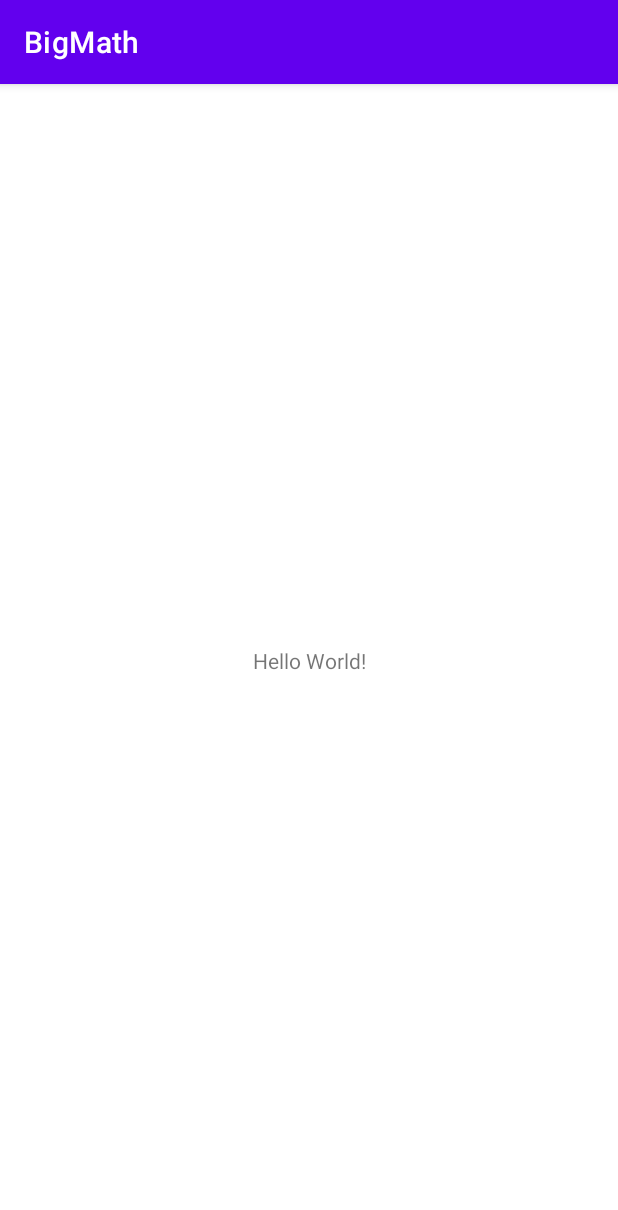
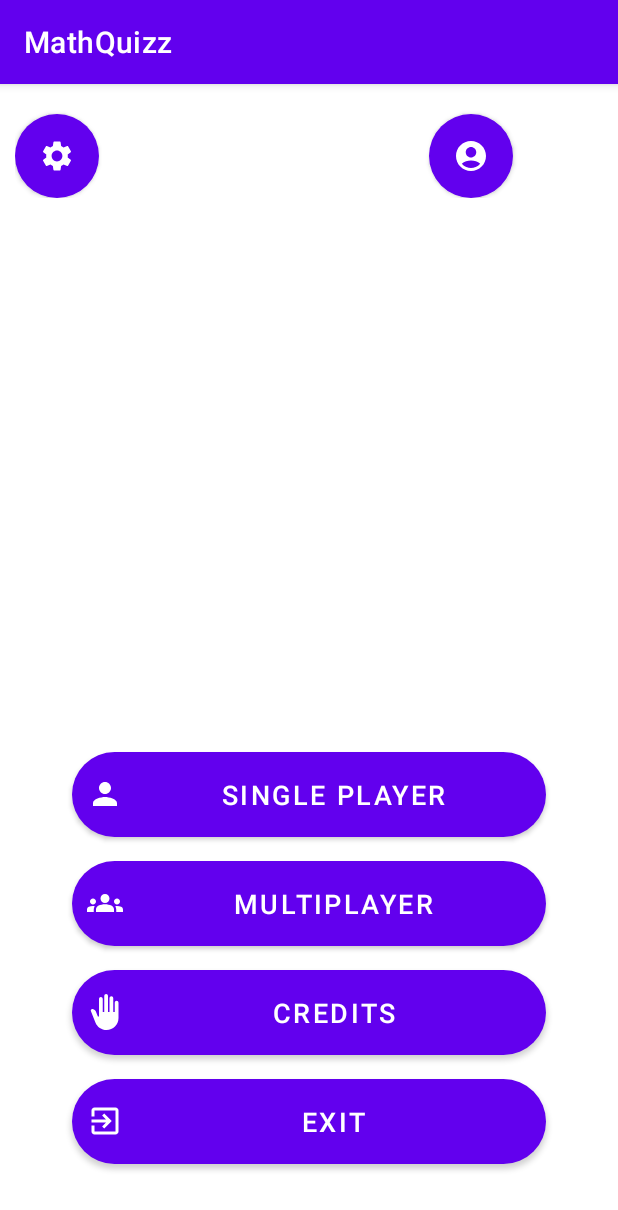
Before and after one commit to sirNugg3ts/TP_AMOV_2022, an Android app: the screen it shows after launch (MainActivity), on a phone screen of 412 x 824 dp. Shown: the top 1210 px of the screen. Run offline under Robolectric (Android 15) with nearby library versions, the phone set to English and light mode, and no system bars.

Commit message:
Criação do menu Inicial
Alteração de
activity_main.xml
strings.xml
Pasta de drawable - acrescentei icons e formas de buttons

```diff
--- a/BigMath/app/src/main/java/pt/isec/a21280348/bigmath/MainActivity.kt
+++ b/BigMath/app/src/main/java/pt/isec/a21280348/bigmath/MainActivity.kt
@@ -4,6 +4,7 @@ import androidx.appcompat.app.AppCompatActivity
 import android.os.Bundle
 
 class MainActivity : AppCompatActivity() {
+
     override fun onCreate(savedInstanceState: Bundle?) {
         super.onCreate(savedInstanceState)
         setContentView(R.layout.activity_main)
--- /dev/null
+++ b/BigMath/app/src/main/res/drawable/circle_btn.xml
@@ -0,0 +1,7 @@
+<?xml version="1.0" encoding="utf-8"?>
+<shape xmlns:android="http://schemas.android.com/apk/res/android">
+
+    <size android:height="40dp" android:width="40dp"/>
+    <solid android:color="@color/white"/>
+    <corners android:radius="40dp"/>
+</shape>
--- /dev/null
+++ b/BigMath/app/src/main/res/drawable/ic_account.xml
@@ -0,0 +1,5 @@
+<vector android:height="24dp" android:tint="#FFFFFF"
+    android:viewportHeight="24" android:viewportWidth="24"
+    android:width="24dp" xmlns:android="http://schemas.android.com/apk/res/android">
+    <path android:fillColor="@android:color/white" android:pathData="M12,2C6.48,2 2,6.48 2,12s4.48,10 10,10s10,-4.48 10,-10S17.52,2 12,2zM12,6c1.93,0 3.5,1.57 3.5,3.5S13.93,13 12,13s-3.5,-1.57 -3.5,-3.5S10.07,6 12,6zM12,20c-2.03,0 -4.43,-0.82 -6.14,-2.88C7.55,15.8 9.68,15 12,15s4.45,0.8 6.14,2.12C16.43,19.18 14.03,20 12,20z"/>
+</vector>
--- /dev/null
+++ b/BigMath/app/src/main/res/drawable/ic_credits.xml
@@ -0,0 +1,5 @@
+<vector android:height="24dp" android:tint="#FFFFFF"
+    android:viewportHeight="24" android:viewportWidth="24"
+    android:width="24dp" xmlns:android="http://schemas.android.com/apk/res/android">
+    <path android:fillColor="@android:color/white" android:pathData="M13,24c-3.26,0 -6.19,-1.99 -7.4,-5.02l-3.03,-7.61C2.26,10.58 3,9.79 3.81,10.05l0.79,0.26c0.56,0.18 1.02,0.61 1.24,1.16L7.25,15H8V3.25C8,2.56 8.56,2 9.25,2s1.25,0.56 1.25,1.25V12h1V1.25C11.5,0.56 12.06,0 12.75,0S14,0.56 14,1.25V12h1V2.75c0,-0.69 0.56,-1.25 1.25,-1.25c0.69,0 1.25,0.56 1.25,1.25V12h1V5.75c0,-0.69 0.56,-1.25 1.25,-1.25S21,5.06 21,5.75V16C21,20.42 17.42,24 13,24z"/>
+</vector>
--- /dev/null
+++ b/BigMath/app/src/main/res/drawable/ic_exit.xml
@@ -0,0 +1,5 @@
+<vector android:autoMirrored="true" android:height="24dp"
+    android:tint="#FFFFFF" android:viewportHeight="24"
+    android:viewportWidth="24" android:width="24dp" xmlns:android="http://schemas.android.com/apk/res/android">
+    <path android:fillColor="@android:color/white" android:pathData="M10.09,15.59L11.5,17l5,-5 -5,-5 -1.41,1.41L12.67,11H3v2h9.67l-2.58,2.59zM19,3H5c-1.11,0 -2,0.9 -2,2v4h2V5h14v14H5v-4H3v4c0,1.1 0.89,2 2,2h14c1.1,0 2,-0.9 2,-2V5c0,-1.1 -0.9,-2 -2,-2z"/>
+</vector>
--- /dev/null
+++ b/BigMath/app/src/main/res/drawable/ic_group_persons.xml
@@ -0,0 +1,5 @@
+<vector android:height="24dp" android:tint="#FFFFFF"
+    android:viewportHeight="24" android:viewportWidth="24"
+    android:width="24dp" xmlns:android="http://schemas.android.com/apk/res/android">
+    <path android:fillColor="@android:color/white" android:pathData="M12,12.75c1.63,0 3.07,0.39 4.24,0.9c1.08,0.48 1.76,1.56 1.76,2.73L18,18H6l0,-1.61c0,-1.18 0.68,-2.26 1.76,-2.73C8.93,13.14 10.37,12.75 12,12.75zM4,13c1.1,0 2,-0.9 2,-2c0,-1.1 -0.9,-2 -2,-2s-2,0.9 -2,2C2,12.1 2.9,13 4,13zM5.13,14.1C4.76,14.04 4.39,14 4,14c-0.99,0 -1.93,0.21 -2.78,0.58C0.48,14.9 0,15.62 0,16.43V18l4.5,0v-1.61C4.5,15.56 4.73,14.78 5.13,14.1zM20,13c1.1,0 2,-0.9 2,-2c0,-1.1 -0.9,-2 -2,-2s-2,0.9 -2,2C18,12.1 18.9,13 20,13zM24,16.43c0,-0.81 -0.48,-1.53 -1.22,-1.85C21.93,14.21 20.99,14 20,14c-0.39,0 -0.76,0.04 -1.13,0.1c0.4,0.68 0.63,1.46 0.63,2.29V18l4.5,0V16.43zM12,6c1.66,0 3,1.34 3,3c0,1.66 -1.34,3 -3,3s-3,-1.34 -3,-3C9,7.34 10.34,6 12,6z"/>
+</vector>
--- /dev/null
+++ b/BigMath/app/src/main/res/drawable/ic_person.xml
@@ -0,0 +1,5 @@
+<vector android:height="24dp" android:tint="#FFFFFF"
+    android:viewportHeight="24" android:viewportWidth="24"
+    android:width="24dp" xmlns:android="http://schemas.android.com/apk/res/android">
+    <path android:fillColor="@android:color/white" android:pathData="M12,12c2.21,0 4,-1.79 4,-4s-1.79,-4 -4,-4 -4,1.79 -4,4 1.79,4 4,4zM12,14c-2.67,0 -8,1.34 -8,4v2h16v-2c0,-2.66 -5.33,-4 -8,-4z"/>
+</vector>
--- /dev/null
+++ b/BigMath/app/src/main/res/drawable/ic_settings.xml
@@ -0,0 +1,5 @@
+<vector android:height="24dp" android:tint="#FFFFFF"
+    android:viewportHeight="24" android:viewportWidth="24"
+    android:width="24dp" xmlns:android="http://schemas.android.com/apk/res/android">
+    <path android:fillColor="@android:color/white" android:pathData="M19.14,12.94c0.04,-0.3 0.06,-0.61 0.06,-0.94c0,-0.32 -0.02,-0.64 -0.07,-0.94l2.03,-1.58c0.18,-0.14 0.23,-0.41 0.12,-0.61l-1.92,-3.32c-0.12,-0.22 -0.37,-0.29 -0.59,-0.22l-2.39,0.96c-0.5,-0.38 -1.03,-0.7 -1.62,-0.94L14.4,2.81c-0.04,-0.24 -0.24,-0.41 -0.48,-0.41h-3.84c-0.24,0 -0.43,0.17 -0.47,0.41L9.25,5.35C8.66,5.59 8.12,5.92 7.63,6.29L5.24,5.33c-0.22,-0.08 -0.47,0 -0.59,0.22L2.74,8.87C2.62,9.08 2.66,9.34 2.86,9.48l2.03,1.58C4.84,11.36 4.8,11.69 4.8,12s0.02,0.64 0.07,0.94l-2.03,1.58c-0.18,0.14 -0.23,0.41 -0.12,0.61l1.92,3.32c0.12,0.22 0.37,0.29 0.59,0.22l2.39,-0.96c0.5,0.38 1.03,0.7 1.62,0.94l0.36,2.54c0.05,0.24 0.24,0.41 0.48,0.41h3.84c0.24,0 0.44,-0.17 0.47,-0.41l0.36,-2.54c0.59,-0.24 1.13,-0.56 1.62,-0.94l2.39,0.96c0.22,0.08 0.47,0 0.59,-0.22l1.92,-3.32c0.12,-0.22 0.07,-0.47 -0.12,-0.61L19.14,12.94zM12,15.6c-1.98,0 -3.6,-1.62 -3.6,-3.6s1.62,-3.6 3.6,-3.6s3.6,1.62 3.6,3.6S13.98,15.6 12,15.6z"/>
+</vector>
--- /dev/null
+++ b/BigMath/app/src/main/res/drawable/round_btn.xml
@@ -0,0 +1,11 @@
+<?xml version="1.0" encoding="utf-8"?>
+<shape xmlns:android="http://schemas.android.com/apk/res/android">
+    <solid android:color="#fff"/>
+
+    <corners
+        android:topRightRadius="45dp"
+        android:topLeftRadius="45dp"
+        android:bottomLeftRadius="45dp"
+        android:bottomRightRadius="45dp"
+        />
+</shape>
--- a/BigMath/app/src/main/res/layout/activity_main.xml
+++ b/BigMath/app/src/main/res/layout/activity_main.xml
@@ -1,18 +1,92 @@
 <?xml version="1.0" encoding="utf-8"?>
-<androidx.constraintlayout.widget.ConstraintLayout xmlns:android="http://schemas.android.com/apk/res/android"
+<FrameLayout
+    xmlns:android="http://schemas.android.com/apk/res/android"
     xmlns:app="http://schemas.android.com/apk/res-auto"
     xmlns:tools="http://schemas.android.com/tools"
     android:layout_width="match_parent"
     android:layout_height="match_parent"
     tools:context=".MainActivity">
 
-    <TextView
-        android:layout_width="wrap_content"
+    <LinearLayout
+        android:layout_width="match_parent"
         android:layout_height="wrap_content"
-        android:text="Hello World!"
-        app:layout_constraintBottom_toBottomOf="parent"
-        app:layout_constraintEnd_toEndOf="parent"
-        app:layout_constraintStart_toStartOf="parent"
-        app:layout_constraintTop_toTopOf="parent" />
+        android:layout_gravity="center_horizontal|top"
+        android:orientation="horizontal"
+        android:padding="10dp">
 
-</androidx.constraintlayout.widget.ConstraintLayout>
+        <Button
+            android:id="@+id/btnSettings"
+            android:layout_width="56dp"
+            android:layout_height="56dp"
+            android:layout_marginTop="10dp"
+            android:background="@drawable/circle_btn"
+            android:drawableEnd="@drawable/ic_settings" />
+
+        <Button
+            android:id="@+id/btnProfile"
+            android:layout_width="56dp"
+            android:layout_height="56dp"
+            android:layout_marginStart="220dp"
+            android:layout_marginTop="10dp"
+            android:background="@drawable/circle_btn"
+            android:drawableEnd="@drawable/ic_account"
+            />
+
+    </LinearLayout>
+
+    <LinearLayout
+        android:layout_gravity="center_horizontal|bottom"
+        android:layout_width="match_parent"
+        android:layout_height="wrap_content"
+        android:orientation="vertical"
+        android:padding="40dp"
+        >
+
+        <Button
+            android:layout_width="match_parent"
+            android:layout_height="wrap_content"
+            android:id="@+id/btnSinglePlayer"
+            android:padding="10dp"
+            android:layout_margin="8dp"
+            android:text="@string/single_player"
+            android:textSize="18sp"
+            android:background="@drawable/round_btn"
+            android:drawableLeft="@drawable/ic_person"/>
+
+        <Button
+            android:layout_width="match_parent"
+            android:layout_height="wrap_content"
+            android:id="@+id/btnMultiplayer"
+            android:padding="10dp"
+            android:layout_margin="8dp"
+            android:text="@string/multiplayer"
+            android:textSize="18sp"
+            android:background="@drawable/round_btn"
+            android:drawableLeft="@drawable/ic_group_persons"/>
+
+        <Button
+            android:layout_width="match_parent"
+            android:layout_height="wrap_content"
+            android:id="@+id/btnCredits"
+            android:padding="10dp"
+            android:layout_margin="8dp"
+            android:text="@string/credits"
+            android:textSize="18sp"
+            android:background="@drawable/round_btn"
+            android:drawableLeft="@drawable/ic_credits"/>
+
+        <Button
+            android:layout_width="match_parent"
+            android:layout_height="wrap_content"
+            android:id="@+id/btnExit"
+            android:padding="10dp"
+            android:layout_margin="8dp"
+            android:text="@string/exit"
+            android:textSize="18sp"
+            android:background="@drawable/round_btn"
+            android:drawableLeft="@drawable/ic_exit"
+            />
+
+    </LinearLayout>
+
+</FrameLayout>
--- a/BigMath/app/src/main/res/values/strings.xml
+++ b/BigMath/app/src/main/res/values/strings.xml
@@ -1,3 +1,7 @@
 <resources>
-    <string name="app_name">BigMath</string>
+    <string name="app_name">MathQuizz</string>
+    <string name="single_player">Single Player</string>
+    <string name="multiplayer">Multiplayer</string>
+    <string name="credits">Credits</string>
+    <string name="exit">Exit</string>
 </resources>
```
